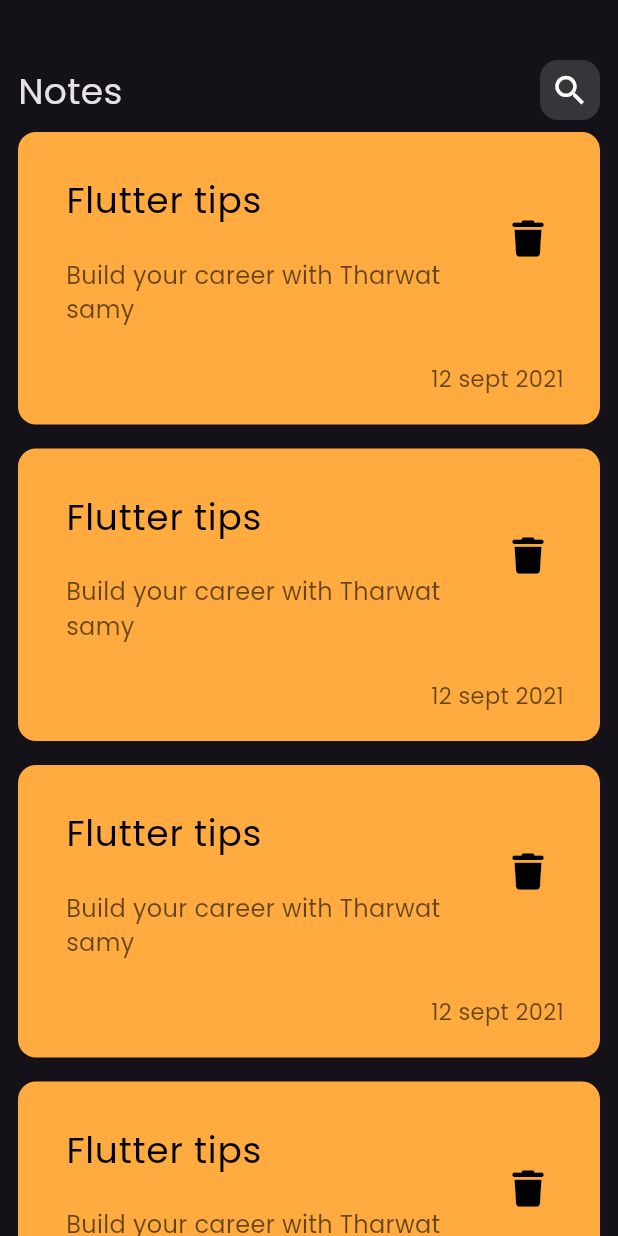
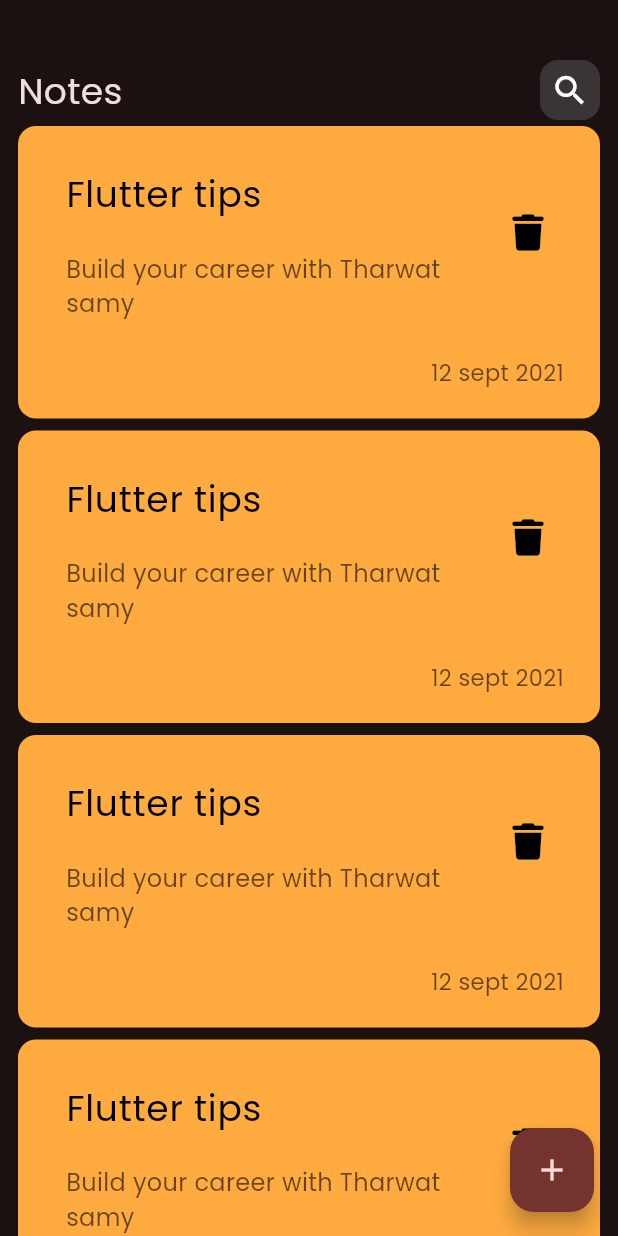
Before and after one commit to AliAttia635/Notes-App, a Flutter app: the screen it shows after launch, on a phone screen of 412 x 824 dp. Run offline on Flutter 3.47's test engine with Material 3 defaults, Android fonts, the phone set to English and light mode, and no system bars; our stand-ins replace font_awesome_flutter.

Commit message:
add floating action button

```diff
--- a/lib/main.dart
+++ b/lib/main.dart
@@ -15,6 +15,7 @@ class NotesApp extends StatelessWidget {
       theme: ThemeData(
         brightness: Brightness.dark,
         fontFamily: 'Poppins',
+        colorSchemeSeed: Color.fromARGB(255, 117, 25, 25),
       ),
       home: NotesView(),
     );
--- a/lib/views/notes_view.dart
+++ b/lib/views/notes_view.dart
@@ -8,13 +8,7 @@ class NotesView extends StatelessWidget {
   Widget build(BuildContext context) {
     return const Scaffold(
       body: NotesViewBody(),
-
-      // body: ListView.builder(
-      //   itemCount: 7,
-      //   itemBuilder: (context, index) {
-      //     return NoteCard();
-      //   },
-      // ),
+      floatingActionButton: CustomFloatingActionButton(),
     );
   }
 }
--- a/lib/views/notes_view_body.dart
+++ b/lib/views/notes_view_body.dart
@@ -24,3 +24,18 @@ class NotesViewBody extends StatelessWidget {
     );
   }
 }
+
+class CustomFloatingActionButton extends StatelessWidget {
+  const CustomFloatingActionButton({super.key});
+
+  @override
+  Widget build(BuildContext context) {
+    return Container(
+      decoration: BoxDecoration(borderRadius: BorderRadius.circular(44)),
+      child: FloatingActionButton(
+        onPressed: () {},
+        child: Icon(Icons.add),
+      ),
+    );
+  }
+}
--- a/lib/widgets/note_card.dart
+++ b/lib/widgets/note_card.dart
@@ -7,7 +7,7 @@ class NoteCard extends StatelessWidget {
   @override
   Widget build(BuildContext context) {
     return Padding(
-      padding: const EdgeInsets.symmetric(vertical: 8.0),
+      padding: const EdgeInsets.symmetric(vertical: 4.0),
       child: Container(
         padding: EdgeInsets.only(top: 20, bottom: 20, left: 16),
         decoration: BoxDecoration(
@@ -23,20 +23,11 @@ class NoteCard extends StatelessWidget {
               // tileColor: Colors.red,
               textColor: Colors.black,
               iconColor: Colors.black,
-              title: Text(
+              title: const Text(
                 "Flutter tips",
                 style: TextStyle(fontSize: 24),
               ),
-              trailing: IconButton(
-                onPressed: () {},
-                icon: Padding(
-                  padding: const EdgeInsets.only(bottom: 16.0),
-                  child: Icon(
-                    FontAwesomeIcons.trash,
-                    size: 24,
-                  ),
-                ),
-              ),
+
               subtitle: Padding(
                 padding: const EdgeInsets.only(top: 20.0),
                 child: Text(
@@ -44,6 +35,16 @@ class NoteCard extends StatelessWidget {
                   style: TextStyle(
                     fontSize: 16,
                     color: Colors.black.withOpacity(.6),
+                  ),
+                ),
+              ),
+              trailing: IconButton(
+                onPressed: () {},
+                icon: const Padding(
+                  padding: EdgeInsets.only(bottom: 16.0),
+                  child: Icon(
+                    FontAwesomeIcons.trash,
+                    size: 24,
                   ),
                 ),
               ),
```
